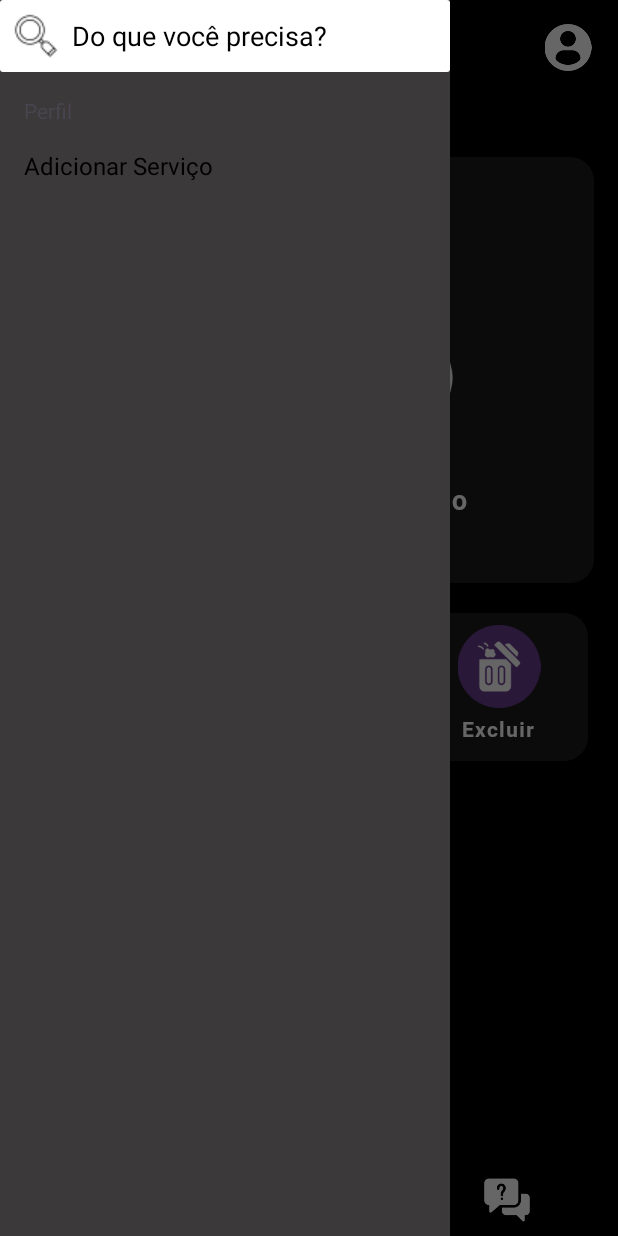
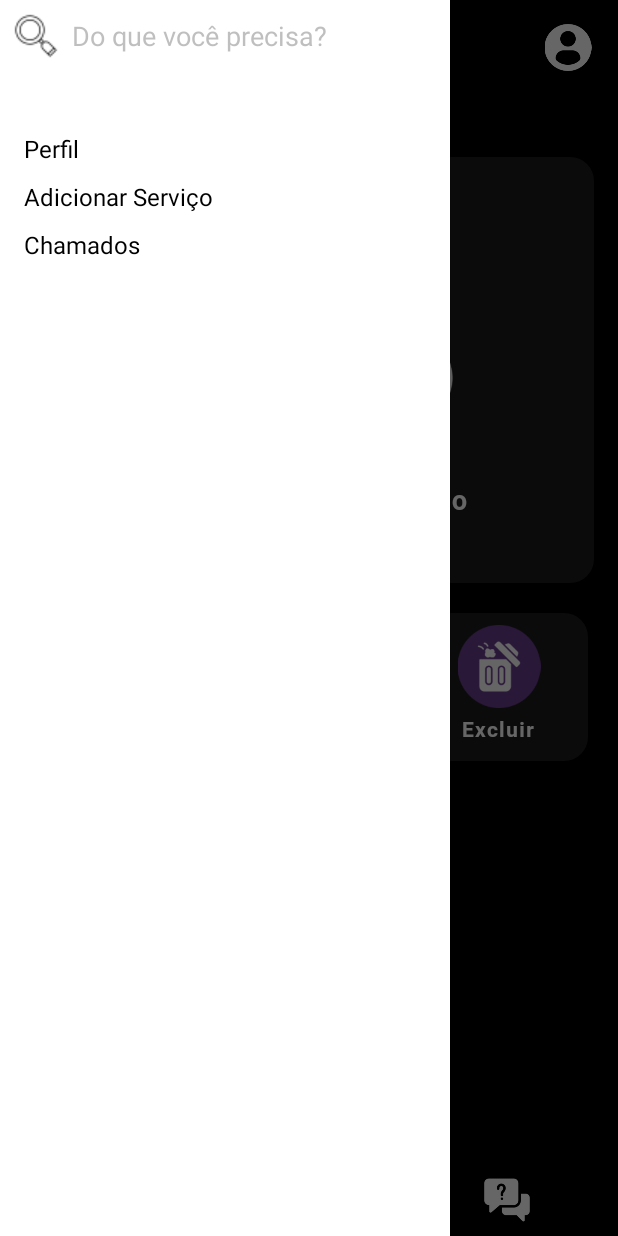
Before and after one commit to miguel-sant/SalvadorTech, an Android app: the screen it shows after launch (HomeActivity), with the side drawer open, on a phone screen of 412 x 824 dp. Run offline under Robolectric (Android 15) with nearby library versions, the phone set to English and light mode, and no system bars.

Commit message:
ajustando menu hamburguer

```diff
--- a/app/src/main/res/layout/activity_home.xml
+++ b/app/src/main/res/layout/activity_home.xml
@@ -266,7 +266,7 @@
         <EditText
             android:layout_width="match_parent"
             android:layout_height="wrap_content"
-            android:textColorHint="#000"
+            android:textColorHint="#7C7C7C7C"
             android:hint="Do que você precisa?"
             android:drawableStart="@drawable/search"
             android:drawablePadding="8dp"
@@ -275,16 +275,35 @@
             android:background="@drawable/rounded_edittext" />
 
         <TextView
-            android:layout_width="match_parent"
+            android:id="@+id/perfil"
+            android:layout_width="wrap_content"
             android:layout_height="wrap_content"
+            android:layout_marginStart="16dp"
             android:text="Perfil"
-            android:padding="16dp" />
+            android:textColor="#000"
+            android:textSize="16sp"
+            android:layout_marginTop="40dp"
+            android:layout_gravity="center_vertical" />
+
+
         <TextView
             android:id="@+id/add_service_option"
             android:layout_width="wrap_content"
             android:layout_height="wrap_content"
             android:layout_marginStart="16dp"
             android:text="Adicionar Serviço"
+            android:layout_marginTop="10dp"
+            android:textColor="#000"
+            android:textSize="16sp"
+            android:layout_gravity="center_vertical" />
+
+        <TextView
+            android:id="@+id/chamados"
+            android:layout_width="wrap_content"
+            android:layout_height="wrap_content"
+            android:layout_marginStart="16dp"
+            android:text="Chamados"
+            android:layout_marginTop="10dp"
             android:textColor="#000"
             android:textSize="16sp"
             android:layout_gravity="center_vertical" />
--- a/app/src/main/res/values/colors.xml
+++ b/app/src/main/res/values/colors.xml
@@ -5,5 +5,5 @@
     <color name="colorAccent">#03DAC5</color>
     <color name="white">#FFFFFF</color>
     <color name="black">#000000</color>
-    <color name="colorBackground">#3b3939</color>
+    <color name="colorBackground">#FFFFFF</color>
 </resources>
```
